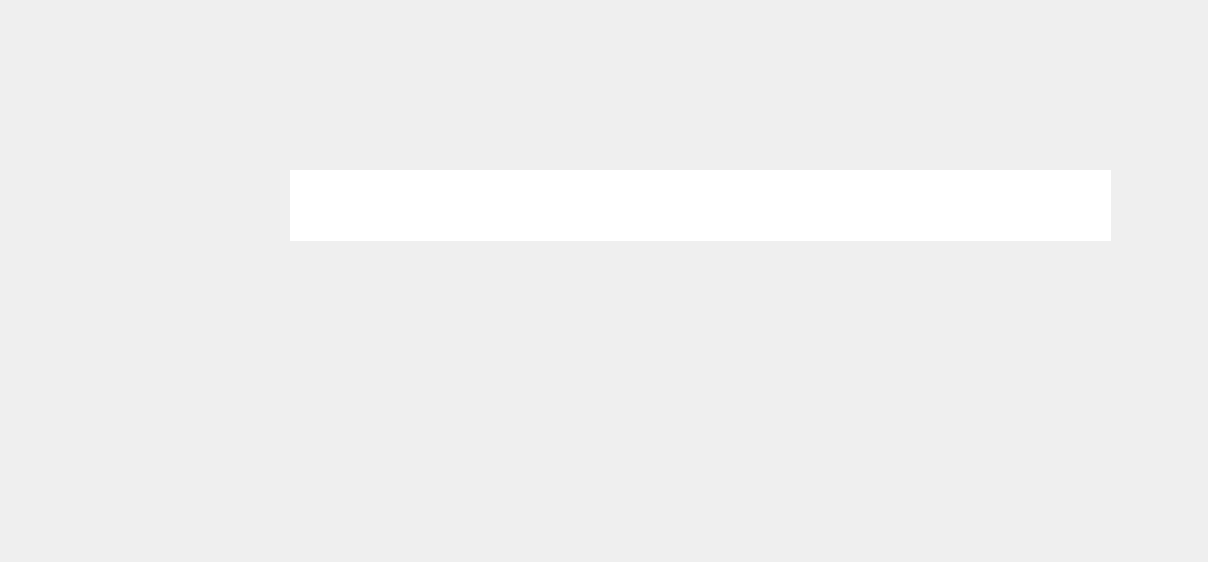
First picture: the form in ui/ui_dlg_login.ui, repository Altlog214608/dsSmart_KR, before the edit.
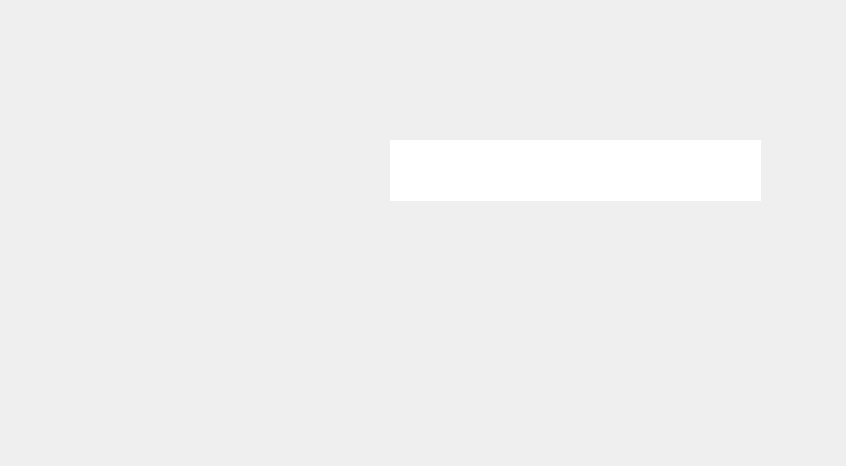
Second picture: the form after the edit. Icons and pictures are not drawn.

Patch:
```diff
--- a/ui/ui_dlg_login.ui
+++ b/ui/ui_dlg_login.ui
@@ -9,8 +9,8 @@
    <rect>
     <x>0</x>
     <y>0</y>
-    <width>1208</width>
-    <height>562</height>
+    <width>846</width>
+    <height>466</height>
    </rect>
   </property>
   <property name="windowTitle">
@@ -19,8 +19,8 @@
   <widget class="QPushButton" name="pb_start">
    <property name="geometry">
     <rect>
-     <x>670</x>
-     <y>290</y>
+     <x>460</x>
+     <y>250</y>
      <width>320</width>
      <height>100</height>
     </rect>
@@ -45,8 +45,8 @@
     <rect>
      <x>0</x>
      <y>0</y>
-     <width>1208</width>
-     <height>562</height>
+     <width>846</width>
+     <height>466</height>
     </rect>
    </property>
    <property name="styleSheet">
@@ -61,10 +61,10 @@
   <widget class="QLineEdit" name="le_pw">
    <property name="geometry">
     <rect>
-     <x>290</x>
-     <y>170</y>
-     <width>821</width>
-     <height>71</height>
+     <x>390</x>
+     <y>140</y>
+     <width>371</width>
+     <height>61</height>
     </rect>
    </property>
    <property name="font">
@@ -83,10 +83,10 @@
   <widget class="QLabel" name="label_msg">
    <property name="geometry">
     <rect>
-     <x>430</x>
-     <y>380</y>
+     <x>230</x>
+     <y>360</y>
      <width>381</width>
-     <height>81</height>
+     <height>61</height>
     </rect>
    </property>
    <property name="font">
@@ -118,10 +118,10 @@
   <widget class="QPushButton" name="pb_reset_pw">
    <property name="geometry">
     <rect>
-     <x>520</x>
-     <y>440</y>
-     <width>195</width>
-     <height>54</height>
+     <x>320</x>
+     <y>430</y>
+     <width>207</width>
+     <height>30</height>
     </rect>
    </property>
    <property name="styleSheet">
@@ -137,8 +137,8 @@
   <widget class="QPushButton" name="pb_cancel">
    <property name="geometry">
     <rect>
-     <x>290</x>
-     <y>290</y>
+     <x>70</x>
+     <y>250</y>
      <width>320</width>
      <height>100</height>
     </rect>
```
